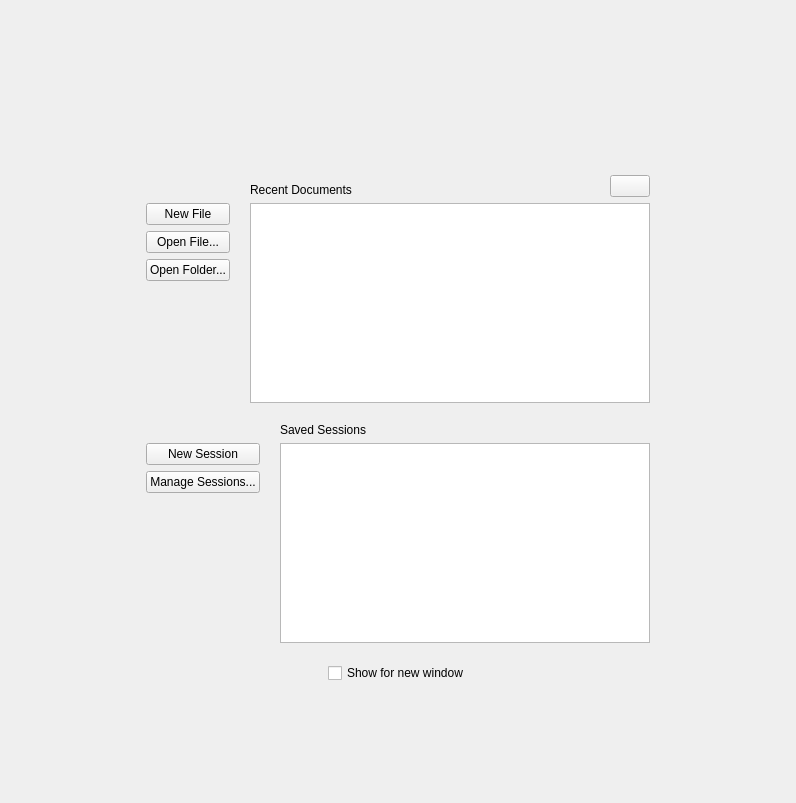
This is apps/lib/welcomeview/welcomeview.ui in KDE/kate as Qt 5 draws it before an edit. The edited form follows.
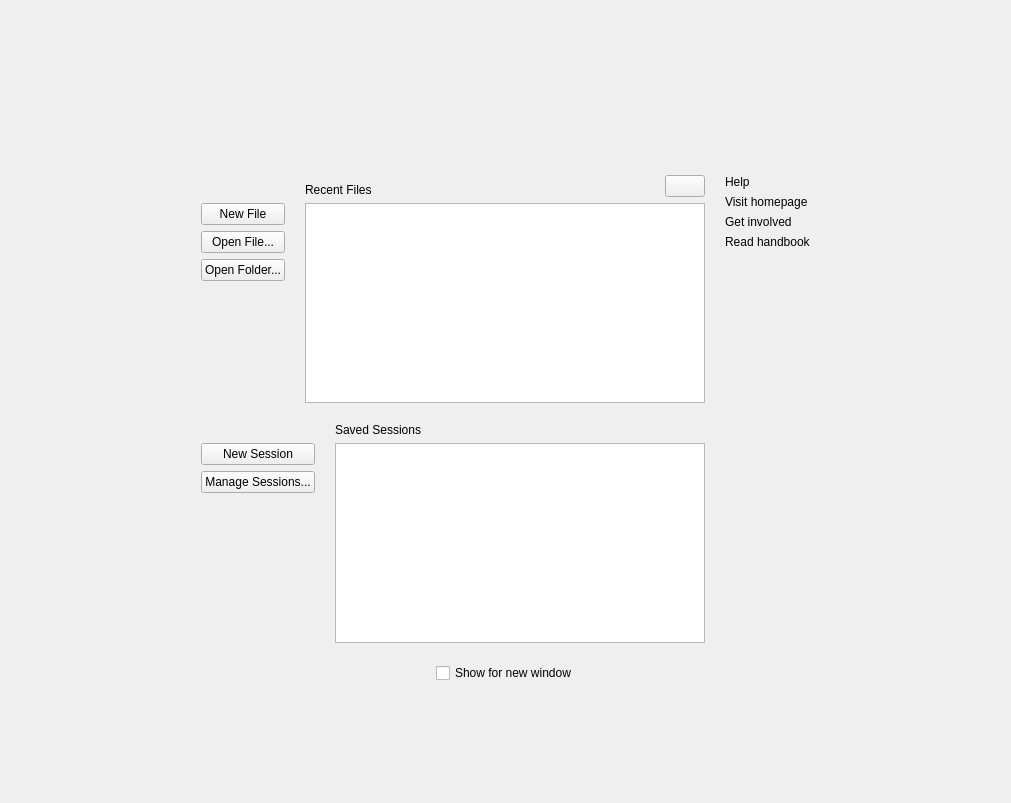
This is the edited form. Icons and pictures are not drawn.

Commit message:
[WelcomeView] Add help panel
This MR adds some useful content to the welcome screen:
* link to home page
* link to information about the application
* link on how to join the development
* link to handbook

Also, if the window isn't wide enough to fit this panel, then it's hidden (i.e. the UI is still responsive).

What changed in the file:
```diff
--- a/apps/lib/welcomeview/welcomeview.ui
+++ b/apps/lib/welcomeview/welcomeview.ui
@@ -6,7 +6,7 @@
    <rect>
     <x>0</x>
     <y>0</y>
-    <width>796</width>
+    <width>1011</width>
     <height>803</height>
    </rect>
   </property>
@@ -27,7 +27,7 @@
     <rect>
      <x>0</x>
      <y>0</y>
-     <width>796</width>
+     <width>1011</width>
      <height>803</height>
     </rect>
    </property>
@@ -75,13 +75,7 @@
     </item>
     <item row="1" column="1">
      <widget class="QFrame" name="frameContent">
-      <property name="frameShape">
-       <enum>QFrame::NoFrame</enum>
-      </property>
-      <property name="frameShadow">
-       <enum>QFrame::Raised</enum>
-      </property>
-      <layout class="QVBoxLayout" name="layoutContent">
+      <layout class="QVBoxLayout" name="layoutContent" stretch="0,1,0">
        <property name="spacing">
         <number>20</number>
        </property>
@@ -157,6 +151,11 @@
         </widget>
        </item>
        <item>
+        <layout class="QGridLayout" name="layoutPanels" rowstretch="1,0">
+         <property name="spacing">
+          <number>20</number>
+         </property>
+         <item row="0" column="0">
         <widget class="QWidget" name="widgetRecentItems" native="true">
          <layout class="QGridLayout" name="layoutRecentItems" rowstretch="0,0,0,0,1" columnstretch="0,1,0">
           <property name="leftMargin">
@@ -188,10 +187,13 @@
             </property>
            </widget>
           </item>
-          <item row="0" column="1" alignment="Qt::AlignBottom">
+            <item row="0" column="1">
            <widget class="QLabel" name="labelRecentItems">
             <property name="text">
-             <string>Recent Documents</string>
+               <string>Recent Files</string>
+              </property>
+              <property name="alignment">
+               <set>Qt::AlignBottom|Qt::AlignLeading|Qt::AlignLeft</set>
             </property>
            </widget>
           </item>
@@ -248,7 +250,69 @@
          </layout>
         </widget>
        </item>
+         <item row="0" column="1" rowspan="2">
+          <widget class="QWidget" name="widgetHelp" native="true">
+           <layout class="QVBoxLayout" name="layoutHelp" stretch="0,0,0,0,1">
+            <property name="leftMargin">
+             <number>0</number>
+            </property>
+            <property name="topMargin">
+             <number>0</number>
+            </property>
+            <property name="rightMargin">
+             <number>0</number>
+            </property>
+            <property name="bottomMargin">
+             <number>0</number>
+            </property>
        <item>
+             <widget class="QLabel" name="labelHelp">
+              <property name="text">
+               <string>Help</string>
+              </property>
+              <property name="alignment">
+               <set>Qt::AlignBottom|Qt::AlignLeading|Qt::AlignLeft</set>
+              </property>
+             </widget>
+            </item>
+            <item alignment="Qt::AlignLeft">
+             <widget class="QLabel" name="labelHomepage">
+              <property name="text">
+               <string>Visit homepage</string>
+              </property>
+             </widget>
+            </item>
+            <item alignment="Qt::AlignLeft">
+             <widget class="QLabel" name="labelContribute">
+              <property name="text">
+               <string>Get involved</string>
+              </property>
+             </widget>
+            </item>
+            <item alignment="Qt::AlignLeft">
+             <widget class="QLabel" name="labelHandbook">
+              <property name="text">
+               <string>Read handbook</string>
+              </property>
+             </widget>
+            </item>
+            <item>
+             <spacer name="spacer11">
+              <property name="orientation">
+               <enum>Qt::Vertical</enum>
+              </property>
+              <property name="sizeHint" stdset="0">
+               <size>
+                <width>0</width>
+                <height>0</height>
+               </size>
+              </property>
+             </spacer>
+            </item>
+           </layout>
+          </widget>
+         </item>
+         <item row="1" column="0">
         <widget class="QWidget" name="widgetSavedSessions" native="true">
          <layout class="QGridLayout" name="layoutSavedSessions" rowstretch="0,0,0,1" columnstretch="0,1">
           <property name="leftMargin">
@@ -266,11 +330,14 @@
           <property name="horizontalSpacing">
            <number>20</number>
           </property>
-          <item row="0" column="1" alignment="Qt::AlignBottom">
+            <item row="0" column="1">
            <widget class="QLabel" name="labelSavedSessions">
             <property name="text">
              <string>Saved Sessions</string>
             </property>
+              <property name="alignment">
+               <set>Qt::AlignBottom|Qt::AlignLeading|Qt::AlignLeft</set>
+              </property>
            </widget>
           </item>
           <item row="1" column="0">
@@ -321,6 +388,8 @@
           </item>
          </layout>
         </widget>
+         </item>
+        </layout>
        </item>
        <item>
         <widget class="QWidget" name="widgetFooter" native="true">
```
Lines whose indentation alone changed are shown as unchanged. The commit also changes 1 other file.
